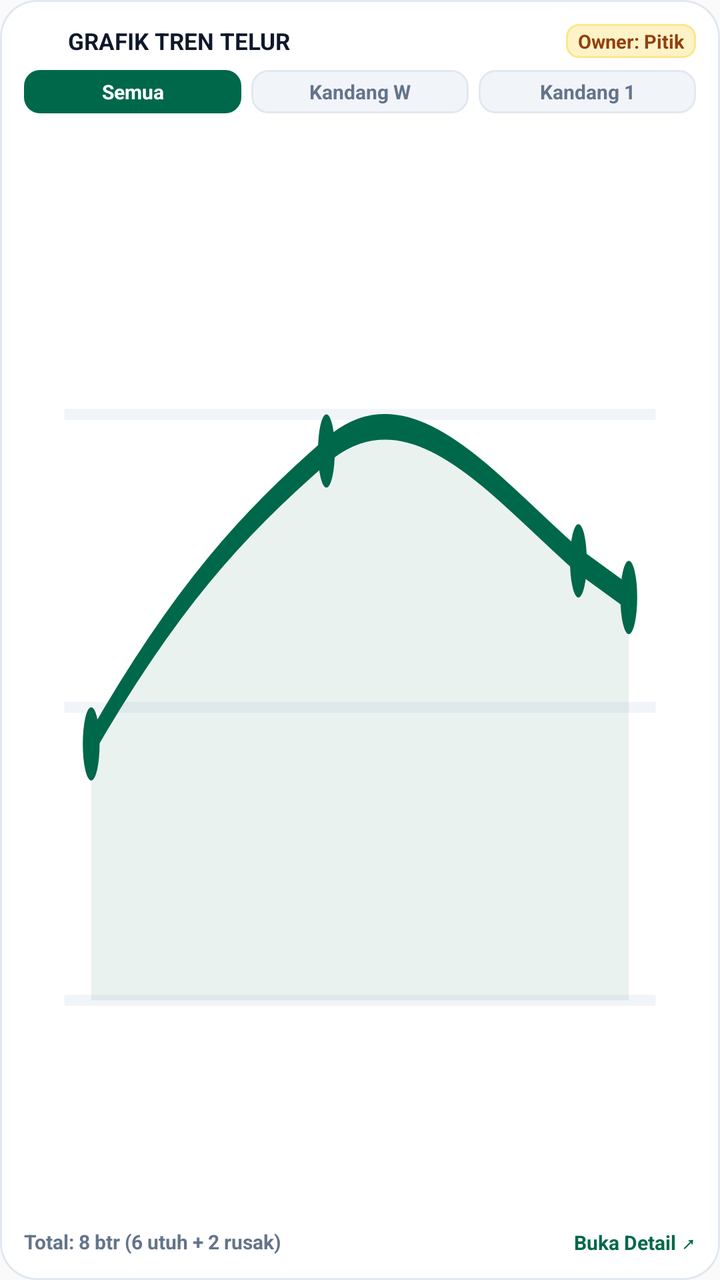
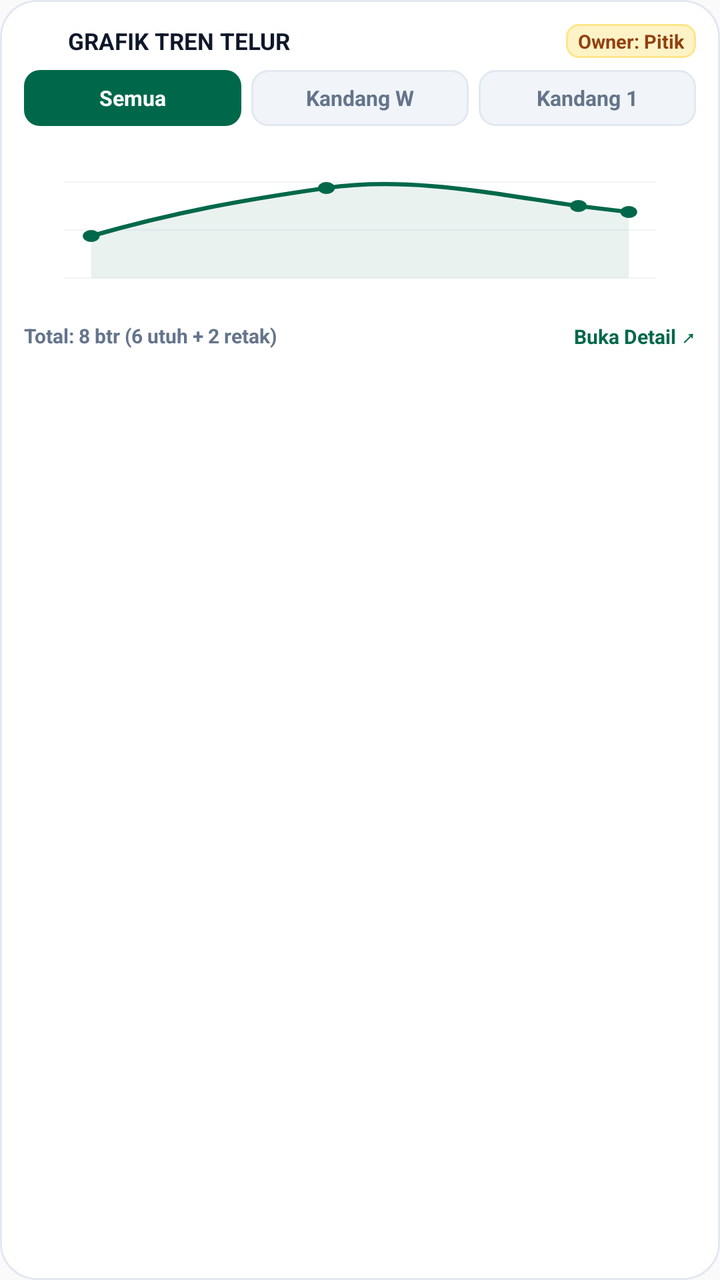

Compare the two renders of this Android layout. The source of the first and the diff that turns it into the second are given below.
<!-- AndroidManifest.xml: application theme AppTheme -->
<!-- res/layout/widget_chart.xml -->
<?xml version="1.0" encoding="utf-8"?>
<LinearLayout xmlns:android="http://schemas.android.com/apk/res/android"
    android:id="@+id/widget_chart_root"
    android:layout_width="match_parent"
    android:layout_height="match_parent"
    android:background="@drawable/widget_bg_card_white"
    android:orientation="vertical"
    android:padding="12dp">

    
    <LinearLayout
        android:layout_width="match_parent"
        android:layout_height="wrap_content"
        android:gravity="center_vertical"
        android:orientation="horizontal">

        <ImageView
            android:layout_width="16dp"
            android:layout_height="16dp"
            android:src="@mipmap/ic_launcher" />

        <TextView
            android:id="@+id/widget_chart_title"
            android:layout_width="0dp"
            android:layout_height="wrap_content"
            android:layout_marginStart="6dp"
            android:layout_weight="1"
            android:ellipsize="end"
            android:maxLines="1"
            android:text="GRAFIK TREN TELUR"
            android:textColor="#0F172A"
            android:textSize="11.5sp"
            android:textStyle="bold" />

        <TextView
            android:id="@+id/widget_chart_role"
            android:layout_width="wrap_content"
            android:layout_height="wrap_content"
            android:background="@drawable/widget_badge_amber"
            android:paddingHorizontal="6dp"
            android:paddingVertical="2dp"
            android:text="Owner: Pitik"
            android:textColor="#92400E"
            android:textSize="9.5sp"
            android:textStyle="bold" />
    </LinearLayout>

    
    <LinearLayout
        android:id="@+id/widget_chart_tabs"
        android:layout_width="match_parent"
        android:layout_height="wrap_content"
        android:layout_marginTop="6dp"
        android:orientation="horizontal">

        <TextView
            android:id="@+id/btn_tab_all"
            android:layout_width="0dp"
            android:layout_height="wrap_content"
            android:layout_marginEnd="3dp"
            android:layout_weight="1"
            android:background="@drawable/widget_tab_active_bg"
            android:gravity="center"
            android:paddingVertical="4dp"
            android:text="Semua"
            android:textColor="#FFFFFF"
            android:textSize="10sp"
            android:textStyle="bold" />

        <TextView
            android:id="@+id/btn_tab_w"
            android:layout_width="0dp"
            android:layout_height="wrap_content"
            android:layout_marginHorizontal="2dp"
            android:layout_weight="1"
            android:background="@drawable/widget_tab_inactive_bg"
            android:gravity="center"
            android:paddingVertical="4dp"
            android:text="Kandang W"
            android:textColor="#64748B"
            android:textSize="10sp"
            android:textStyle="bold" />

        <TextView
            android:id="@+id/btn_tab_1"
            android:layout_width="0dp"
            android:layout_height="wrap_content"
            android:layout_marginStart="3dp"
            android:layout_weight="1"
            android:background="@drawable/widget_tab_inactive_bg"
            android:gravity="center"
            android:paddingVertical="4dp"
            android:text="Kandang 1"
            android:textColor="#64748B"
            android:textSize="10sp"
            android:textStyle="bold" />
    </LinearLayout>

    
    <ImageView
        android:id="@+id/widget_chart_image"
        android:layout_width="match_parent"
        android:layout_height="0dp"
        android:layout_marginVertical="4dp"
        android:layout_weight="1"
        android:scaleType="fitXY"
        android:src="@drawable/widget_chart_preview" />

    
    <LinearLayout
        android:layout_width="match_parent"
        android:layout_height="wrap_content"
        android:gravity="center_vertical"
        android:orientation="horizontal">

        <TextView
            android:id="@+id/widget_chart_stats"
            android:layout_width="0dp"
            android:layout_height="wrap_content"
            android:layout_weight="1"
            android:ellipsize="end"
            android:maxLines="1"
            android:text="Total: 8 btr (6 utuh + 2 rusak)"
            android:textColor="#64748B"
            android:textSize="10sp"
            android:textStyle="bold" />

        <TextView
            android:id="@+id/btn_chart_open"
            android:layout_width="wrap_content"
            android:layout_height="wrap_content"
            android:text="Buka Detail ↗"
            android:textColor="#00684A"
            android:textSize="10sp"
            android:textStyle="bold" />
    </LinearLayout>

</LinearLayout>
<!-- resources referenced by this layout -->
<resources>
  <!-- drawable widget_badge_amber (drawable) -->
  <?xml version="1.0" encoding="utf-8"?>
  <shape xmlns:android="http://schemas.android.com/apk/res/android"
      android:shape="rectangle">
      <solid android:color="#FEF3C7" />
      <corners android:radius="6dp" />
      <stroke
          android:width="1dp"
          android:color="#FDE68A" />
  </shape>
  <!-- drawable widget_bg_card_white (drawable) -->
  <?xml version="1.0" encoding="utf-8"?>
  <shape xmlns:android="http://schemas.android.com/apk/res/android"
      android:shape="rectangle">
      <solid android:color="#FFFFFF" />
      <corners android:radius="18dp" />
      <stroke
          android:width="1dp"
          android:color="#E2E8F0" />
  </shape>
  <!-- drawable widget_tab_active_bg (drawable) -->
  <?xml version="1.0" encoding="utf-8"?>
  <shape xmlns:android="http://schemas.android.com/apk/res/android"
      android:shape="rectangle">
      <solid android:color="#00684A" />
      <corners android:radius="8dp" />
  </shape>
  <!-- drawable widget_tab_inactive_bg (drawable) -->
  <?xml version="1.0" encoding="utf-8"?>
  <shape xmlns:android="http://schemas.android.com/apk/res/android"
      android:shape="rectangle">
      <solid android:color="#F1F5F9" />
      <corners android:radius="8dp" />
      <stroke
          android:width="1dp"
          android:color="#E2E8F0" />
  </shape>
  <!-- mipmap ic_launcher (mipmap-anydpi-v26) -->
  <?xml version="1.0" encoding="utf-8"?>
  <adaptive-icon xmlns:android="http://schemas.android.com/apk/res/android">
      <background android:drawable="@color/ic_launcher_background"/>
      <foreground android:drawable="@drawable/ic_launcher_foreground"/>
  </adaptive-icon>
  <style name="AppTheme" parent="Theme.AppCompat.Light.DarkActionBar">
          
          <item name="colorPrimary">@color/colorPrimary</item>
          <item name="colorPrimaryDark">@color/colorPrimaryDark</item>
          <item name="colorAccent">@color/colorAccent</item>
      </style>
  <color name="ic_launcher_background">#004D36</color>
  <!-- drawable ic_launcher_foreground (drawable) -->
  <vector xmlns:android="http://schemas.android.com/apk/res/android"
      android:width="108dp"
      android:height="108dp"
      android:viewportWidth="108"
      android:viewportHeight="108">
  
      
      <path
          android:fillColor="#2510B981"
          android:pathData="M54,54 m-28,0 a28,28 0 1,0 56,0 a28,28 0 1,0 -56,0" />
  
      
      <path
          android:fillColor="#EF4444"
          android:pathData="M50,28 C50,23 54,21 56,23 C58,21 62,23 62,27 C64,25 68,27 67,31 L50,33 Z" />
  
      
      <path
          android:fillColor="#FBBF24"
          android:pathData="M54,32 C41,32 34,46 34,60 C34,74 43,82 54,82 C65,82 74,74 74,60 C74,46 67,32 54,32 Z" />
  
      
      <path
          android:fillColor="#D97706"
          android:pathData="M54,82 C65,82 74,74 74,60 C74,51 70,41 64,35 C69,43 71,52 71,60 C71,71 63,78 54,79 C47,79 41,75 37,70 C40,78 47,82 54,82 Z" />
  
      
      <path
          android:fillColor="#70FFFFFF"
          android:pathData="M43,42 C40,46 38,52 38,58 C38,61 39,63 41,63 C42,63 43,60 43,58 C43,53 45,47 48,43 C49,41 48,40 46,40 C45,40 44,41 43,42 Z" />
  
      
      <path
          android:strokeColor="#FFFFFF"
          android:strokeWidth="2.5"
          android:strokeLineCap="round"
          android:strokeLineJoin="round"
          android:pathData="M42,65 L48,65 L52,58 L56,71 L60,65 L66,65" />
  
  </vector>
</resources>

<!-- the commit's change to res/layout/widget_chart.xml (unified diff, before → after) -->
@@ -49,50 +49,47 @@
     <LinearLayout
         android:id="@+id/widget_chart_tabs"
         android:layout_width="match_parent"
-        android:layout_height="wrap_content"
+        android:layout_height="28dp"
         android:layout_marginTop="6dp"
         android:orientation="horizontal">
 
         <TextView
             android:id="@+id/btn_tab_all"
             android:layout_width="0dp"
-            android:layout_height="wrap_content"
+            android:layout_height="match_parent"
             android:layout_marginEnd="3dp"
             android:layout_weight="1"
             android:background="@drawable/widget_tab_active_bg"
             android:gravity="center"
-            android:paddingVertical="4dp"
             android:text="Semua"
             android:textColor="#FFFFFF"
-            android:textSize="10sp"
+            android:textSize="10.5sp"
             android:textStyle="bold" />
 
         <TextView
             android:id="@+id/btn_tab_w"
             android:layout_width="0dp"
-            android:layout_height="wrap_content"
+            android:layout_height="match_parent"
             android:layout_marginHorizontal="2dp"
             android:layout_weight="1"
             android:background="@drawable/widget_tab_inactive_bg"
             android:gravity="center"
-            android:paddingVertical="4dp"
             android:text="Kandang W"
             android:textColor="#64748B"
-            android:textSize="10sp"
+            android:textSize="10.5sp"
             android:textStyle="bold" />
 
         <TextView
             android:id="@+id/btn_tab_1"
             android:layout_width="0dp"
-            android:layout_height="wrap_content"
+            android:layout_height="match_parent"
             android:layout_marginStart="3dp"
             android:layout_weight="1"
             android:background="@drawable/widget_tab_inactive_bg"
             android:gravity="center"
-            android:paddingVertical="4dp"
             android:text="Kandang 1"
             android:textColor="#64748B"
-            android:textSize="10sp"
+            android:textSize="10.5sp"
             android:textStyle="bold" />
     </LinearLayout>
 
@@ -100,9 +97,8 @@
     <ImageView
         android:id="@+id/widget_chart_image"
         android:layout_width="match_parent"
-        android:layout_height="0dp"
+        android:layout_height="90dp"
         android:layout_marginVertical="4dp"
-        android:layout_weight="1"
         android:scaleType="fitXY"
         android:src="@drawable/widget_chart_preview" />
 
@@ -120,7 +116,7 @@
             android:layout_weight="1"
             android:ellipsize="end"
             android:maxLines="1"
-            android:text="Total: 8 btr (6 utuh + 2 rusak)"
+            android:text="Total: 8 btr (6 utuh + 2 retak)"
             android:textColor="#64748B"
             android:textSize="10sp"
             android:textStyle="bold" />
